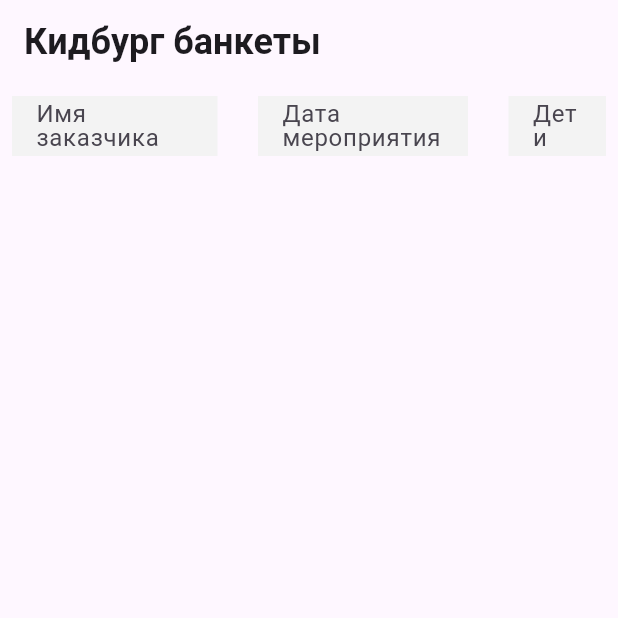
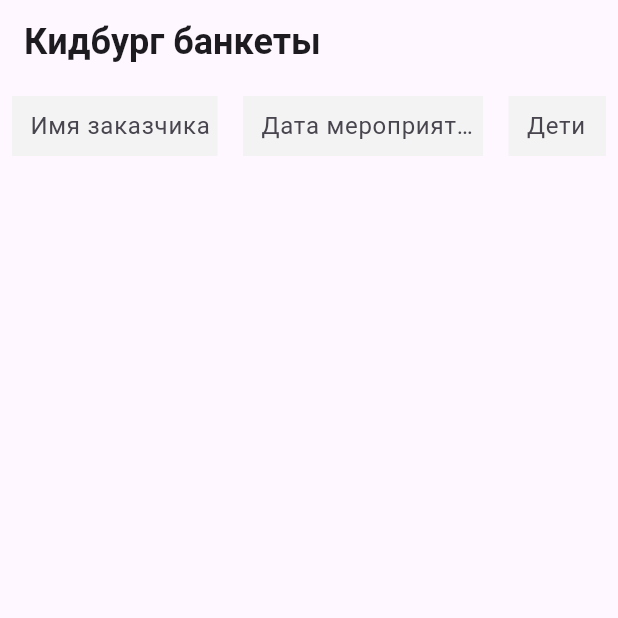
Before and after one commit to Rast4m4n/Kidburg_Banqet, a Flutter app: the screen it shows after launch, on a phone screen of 412 x 824 dp, the top half of it. Run offline on Flutter 3.47's test engine with Material 3 defaults, Android fonts, the phone set to English and light mode, and no system bars.

Commit message:
create vm for main screen, edited custom textfield

```diff
--- a/lib/main.dart
+++ b/lib/main.dart
@@ -24,7 +24,7 @@ class MainApp extends StatelessWidget {
       child: MaterialApp(
         debugShowCheckedModeBanner: false,
         theme: appTheme.appThemeLight,
-        home: const CreateBanquetScreen(),
+        home: CreateBanquetScreen(),
       ),
     );
   }
--- a/lib/presentation/screens/create_banquet_screen.dart
+++ b/lib/presentation/screens/create_banquet_screen.dart
@@ -1,9 +1,13 @@
 import 'package:flutter/material.dart';
+import 'package:kidburg_banquet/presentation/screens/create_banquet_vm.dart';
 import 'package:kidburg_banquet/presentation/theme/app_paddings.dart';
 import 'package:kidburg_banquet/presentation/widgets/custom_text_field.dart';
+import 'package:provider/provider.dart';
 
 class CreateBanquetScreen extends StatelessWidget {
-  const CreateBanquetScreen({super.key});
+  CreateBanquetScreen({super.key});
+
+  final CreateBanquetVM vm = CreateBanquetVM();
 
   @override
   Widget build(BuildContext context) {
@@ -18,6 +22,8 @@ class CreateBanquetScreen extends StatelessWidget {
       ),
       body: Padding(
         padding: const EdgeInsets.all(AppPadding.low),
+        child: ChangeNotifierProvider(
+          create: (context) => vm,
           child: ListView(
             children: [
               Row(
@@ -27,58 +33,43 @@ class CreateBanquetScreen extends StatelessWidget {
                     controller: TextEditingController(),
                     maxWidth: 137,
                     maxHeight: 40,
-                  label: const Text('Имя заказчика'),
+                    hint: 'Имя заказчика',
                   ),
-                _TextFieldDatePicker(),
+                  const _TextFieldDatePicker(),
                   CustomTextField(
                     controller: TextEditingController(),
                     maxWidth: 65,
                     maxHeight: 40,
-                  label: const Text('Дети'),
+                    hint: 'Дети',
                   ),
                 ],
               )
             ],
           ),
         ),
+      ),
     );
   }
 }
 
-class _TextFieldDatePicker extends StatefulWidget {
+class _TextFieldDatePicker extends StatelessWidget {
   const _TextFieldDatePicker({
     super.key,
   });
 
   @override
-  State<_TextFieldDatePicker> createState() => _TextFieldDatePickerState();
-}
+  Widget build(BuildContext context) {
+    final CreateBanquetVM vm = Provider.of<CreateBanquetVM>(context);
+    final String isPickedDate = vm.selectedDate != null
+        ? "${vm.selectedDate!.day}.${vm.selectedDate!.month}.${vm.selectedDate!.year}"
+        : 'Дата мероприятия';
 
-class _TextFieldDatePickerState extends State<_TextFieldDatePicker> {
-  DateTime selectedDate = DateTime.now();
-
-  Future<void> _showDate(BuildContext context) async {
-    final DateTime? picked = await showDatePicker(
-      context: context,
-      firstDate: DateTime.now(),
-      lastDate: DateTime(2100),
-    );
-    if (picked != null && picked != selectedDate) {
-      setState(() {
-        selectedDate = picked;
-      });
-    }
-  }
-
-  @override
-  Widget build(BuildContext context) {
-    print(selectedDate);
     return CustomTextField(
       controller: TextEditingController(),
-      maxWidth: 140,
+      maxWidth: 160,
       maxHeight: 40,
-      label: const Text('Дата мероприятия'),
-      onTap: () async => _showDate(context),
+      hint: isPickedDate,
+      onTap: () => vm.showDate(context),
     );
   }
 }
--- /dev/null
+++ b/lib/presentation/screens/create_banquet_vm.dart
@@ -0,0 +1,19 @@
+import 'package:flutter/material.dart';
+
+class CreateBanquetVM extends ChangeNotifier {
+  CreateBanquetVM();
+
+  DateTime? selectedDate;
+
+  Future<void> showDate(BuildContext context) async {
+    final DateTime? picked = await showDatePicker(
+      context: context,
+      firstDate: DateTime.now(),
+      lastDate: DateTime(2100),
+    );
+    if (picked != null && picked != selectedDate) {
+      selectedDate = picked;
+      notifyListeners();
+    }
+  }
+}
--- a/lib/presentation/widgets/custom_text_field.dart
+++ b/lib/presentation/widgets/custom_text_field.dart
@@ -1,4 +1,5 @@
 import 'package:flutter/material.dart';
+import 'package:kidburg_banquet/presentation/theme/app_paddings.dart';
 import 'package:kidburg_banquet/presentation/theme/app_theme.dart';
 
 class CustomTextField extends StatelessWidget {
@@ -7,14 +8,14 @@ class CustomTextField extends StatelessWidget {
     required this.controller,
     required this.maxWidth,
     required this.maxHeight,
-    required this.label,
+    required this.hint,
     this.onTap,
   });
 
   final double maxWidth;
   final double maxHeight;
   final TextEditingController controller;
-  final Text label;
+  final String hint;
   final VoidCallback? onTap;
 
   @override
@@ -26,9 +27,16 @@ class CustomTextField extends StatelessWidget {
       ),
       child: TextField(
         onTap: onTap,
+        readOnly: onTap != null ? true : false,
         controller: controller,
         decoration: InputDecoration(
-          label: label,
+          hintText: hint,
+          hintMaxLines: 1,
+          contentPadding: const EdgeInsets.only(
+            left: AppPadding.low,
+            bottom: AppPadding.low,
+          ),
+          // hintStyle: TextStyle(fontSize: 12),
           filled: true,
           fillColor: AppColor.textFieldColor,
           border: InputBorder.none,
--- a/pubspec.yaml
+++ b/pubspec.yaml
@@ -9,6 +9,7 @@ environment:
 dependencies:
   flutter:
     sdk: flutter
+  provider: ^6.1.1
 
 dev_dependencies:
   flutter_test:
```
Also changed, not shown: pubspec.lock. Lines whose indentation alone changed are shown as unchanged.
